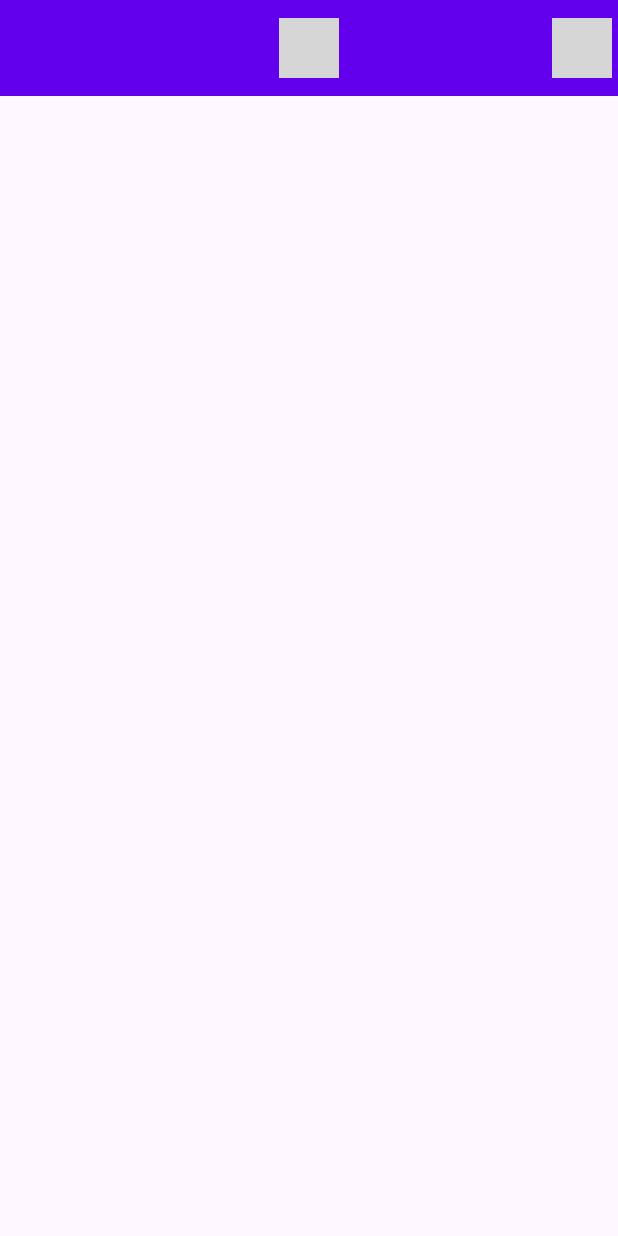
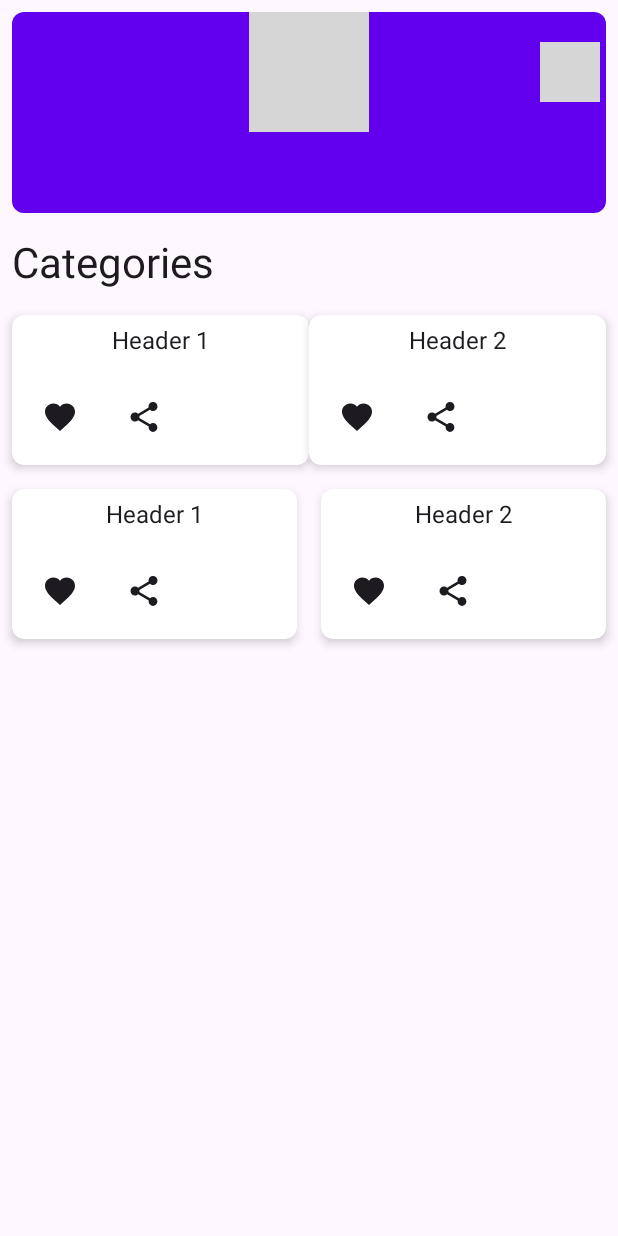
Before and after one commit to hasanato01/najih, an Android app built with Jetpack Compose: the composable HomePage shown on its own in the app's theme, on a phone screen of 412 x 824 dp. Run offline under Robolectric (Android 15) with nearby library versions, the phone set to English and light mode, and no system bars; grey boxes are pictures that could not be loaded.

Commit message:
Ui Start

```diff
--- a/androidApp/src/main/java/com/najih/android/ui/HomePage.kt
+++ b/androidApp/src/main/java/com/najih/android/ui/HomePage.kt
@@ -4,12 +4,18 @@ import androidx.compose.foundation.Image
 import androidx.compose.foundation.background
 import androidx.compose.foundation.layout.Arrangement
 import androidx.compose.foundation.layout.Box
-import androidx.compose.foundation.layout.PaddingValues
+import androidx.compose.foundation.layout.Column
+import androidx.compose.foundation.layout.Row
 import androidx.compose.foundation.layout.fillMaxSize
 import androidx.compose.foundation.layout.fillMaxWidth
+import androidx.compose.foundation.layout.height
+import androidx.compose.foundation.layout.padding
 import androidx.compose.foundation.layout.size
+import androidx.compose.foundation.shape.RoundedCornerShape
 import androidx.compose.material.icons.Icons
+import androidx.compose.material.icons.filled.Favorite
 import androidx.compose.material.icons.filled.Menu
+import androidx.compose.material.icons.filled.Share
 import androidx.compose.material3.CenterAlignedTopAppBar
 import androidx.compose.material3.ExperimentalMaterial3Api
 import androidx.compose.material3.Icon
@@ -24,6 +30,8 @@ import androidx.compose.runtime.Composable
 import androidx.compose.runtime.LaunchedEffect
 import androidx.compose.ui.Alignment
 import androidx.compose.ui.Modifier
+import androidx.compose.ui.draw.clip
+import androidx.compose.ui.draw.shadow
 import androidx.compose.ui.graphics.Color
 import androidx.compose.ui.input.nestedscroll.nestedScroll
 import androidx.compose.ui.layout.ContentScale
@@ -36,21 +44,36 @@ import kotlinx.coroutines.delay
 
 @Composable
 fun HomePage(modifier: Modifier = Modifier) {
-Navbar()
+    Scaffold(
+        modifier = modifier.fillMaxSize(),
+        topBar = { Navbar() }
+    ) { innerPadding ->
+        Box(
+            modifier = Modifier
+                .fillMaxSize()
+                .padding(innerPadding) // This will avoid overlapping with the Navbar
+        ) {
+         Categories()
 
+        }
+    }
 }
 
+
 @OptIn(ExperimentalMaterial3Api::class)
-@Preview
 @Composable
 fun Navbar() {
     CenterAlignedTopAppBar(
-        title = {
+        modifier = Modifier
+            .height(150.dp)
+            .padding(horizontal = 8.dp, vertical = 8.dp)
+            .clip(RoundedCornerShape(8.dp)),
+    title = {
             // You can use the title slot for logo or any text
             Image(
                 painter = painterResource(id = R.drawable.logo), // Replace with your logo resource
                 contentDescription = "Logo",
-                modifier = Modifier.size(40.dp) // Adjust size as needed
+                modifier = Modifier.size(80.dp) // Adjust size as needed
             )
         },
         actions = {
@@ -68,3 +91,85 @@ fun Navbar() {
         )
     )
 }
+
+
+@Composable
+fun Categories() {
+    Column(
+        modifier = Modifier
+            .fillMaxWidth()
+            .padding(horizontal = 8.dp, vertical = 8.dp)
+    ) {
+        Text(
+            text = "Categories",
+            style = MaterialTheme.typography.headlineMedium,
+            modifier = Modifier.padding(bottom = 16.dp)
+        )
+
+        Row(
+                horizontalArrangement = Arrangement.Center,
+                modifier = Modifier.fillMaxWidth().padding(bottom = 16.dp)
+        ) {
+            CategoryBox(headerText = "Header 1", modifier = Modifier.weight(1f))
+            CategoryBox(headerText = "Header 2", modifier = Modifier.weight(1f))
+
+        }
+
+        Row(
+            horizontalArrangement = Arrangement.spacedBy(16.dp),
+            modifier = Modifier.fillMaxWidth().padding(bottom = 16.dp)
+        ) {
+            CategoryBox(headerText = "Header 1", modifier = Modifier.weight(1f))
+            CategoryBox(headerText = "Header 2", modifier = Modifier.weight(1f))
+        }
+    }
+}
+@Composable
+fun CategoryBox(headerText: String, modifier: Modifier = Modifier) {
+    Box(
+        modifier = modifier
+            .size(100.dp)
+            .shadow(4.dp, RoundedCornerShape(8.dp)) // Add shadow and rounded corners
+            .clip(RoundedCornerShape(8.dp))
+            .background(Color.White)
+            .padding(8.dp)
+
+
+        ) {
+        Column(
+            horizontalAlignment = Alignment.CenterHorizontally,
+            verticalArrangement = Arrangement.SpaceBetween,
+            modifier = Modifier.fillMaxSize()
+        ) {
+            Text(
+                text = headerText, // Display the header text
+                style = MaterialTheme.typography.bodyMedium,
+                modifier = Modifier.padding(bottom = 8.dp)
+            )
+
+            Row(
+
+                horizontalArrangement = Arrangement.spacedBy(8.dp),
+                modifier = Modifier.fillMaxWidth()
+            ) {
+                IconButton(onClick = { /* TODO: Handle click */ }) {
+                    Icon(
+                        imageVector = Icons.Filled.Favorite, // Replace with your first icon
+                        contentDescription = "Favorite Icon"
+                    )
+                }
+                IconButton(onClick = { /* TODO: Handle click */ }) {
+                    Icon(
+                        imageVector = Icons.Filled.Share, // Replace with your second icon
+                        contentDescription = "Share Icon"
+                    )
+                }
+            }
+        }
+    }
+}
+@Preview
+@Composable
+fun PreviewHomePage() {
+    HomePage()
+}
```
